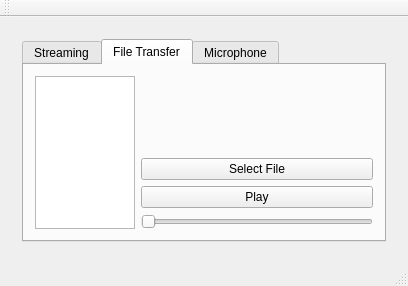
Qt form CommAudio/mainwindow.ui (jerrybeanman/CommAudio) before a commit.
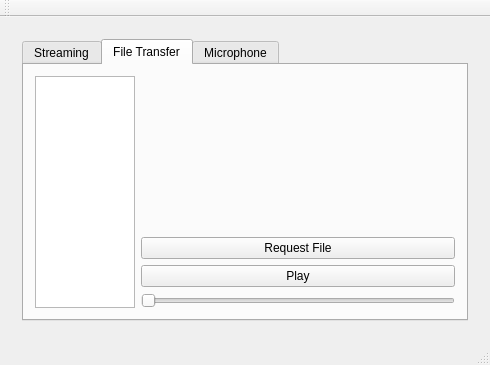
The same form after that commit. The open tabs and pages were chosen to show the change.

```diff
--- a/CommAudio/mainwindow.ui
+++ b/CommAudio/mainwindow.ui
@@ -6,8 +6,8 @@
    <rect>
     <x>0</x>
     <y>0</y>
-    <width>408</width>
-    <height>286</height>
+    <width>490</width>
+    <height>365</height>
    </rect>
   </property>
   <property name="windowTitle">
@@ -114,7 +114,7 @@
            </attribute>
            <layout class="QHBoxLayout" name="horizontalLayout_5">
             <item>
-             <widget class="QListWidget" name="serverSongList">
+             <widget class="QListWidget" name="serverPlayList">
               <property name="maximumSize">
                <size>
                 <width>100</width>
@@ -204,7 +204,7 @@
            </attribute>
            <layout class="QHBoxLayout" name="horizontalLayout_2">
             <item>
-             <widget class="QListWidget" name="listWidget_2">
+             <widget class="QListWidget" name="serverSongList">
               <property name="maximumSize">
                <size>
                 <width>100</width>
@@ -240,7 +240,7 @@
               <item>
                <widget class="QPushButton" name="filePicker">
                 <property name="text">
-                 <string>Select File</string>
+                 <string>Request File</string>
                 </property>
                </widget>
               </item>
```
Left out of the diff: 8 changed lines with no effect on the pictures.
